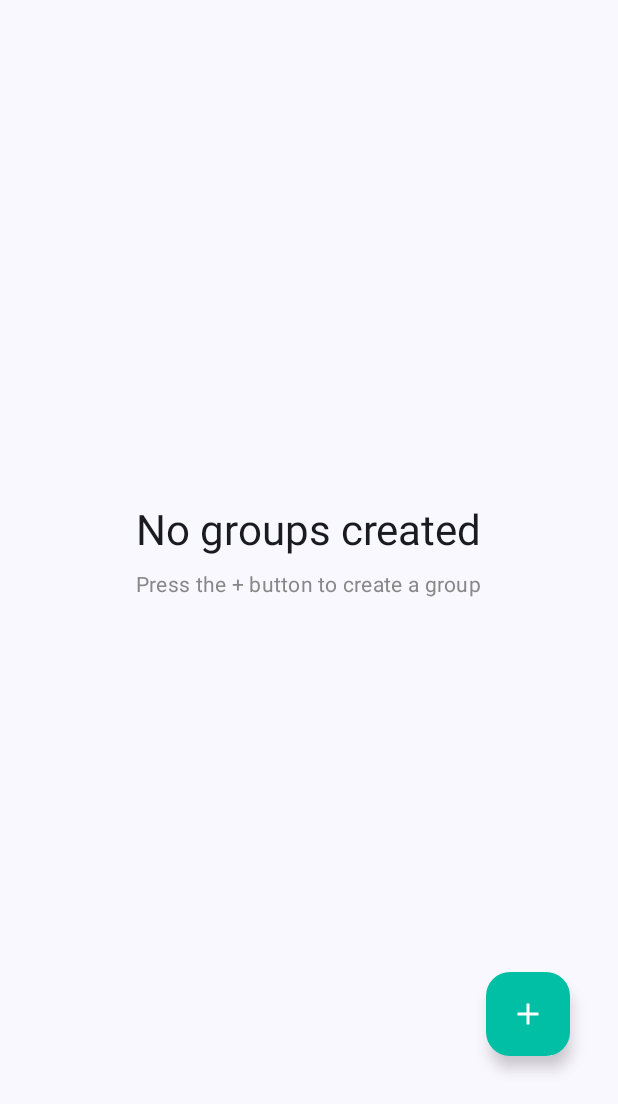
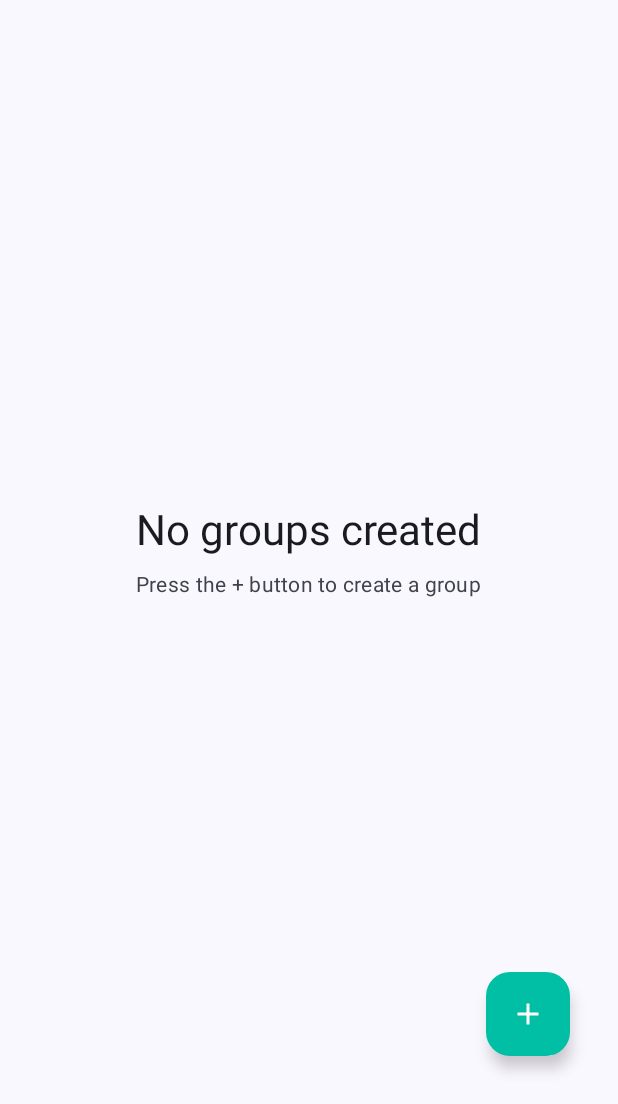
Before and after one commit to Michael16b/AppliCash, an Android app built with Jetpack Compose: the GroupScreen screen opened through its navigation route, on a phone screen of 412 x 824 dp, the part 132-1236 px from its top. Run offline under Robolectric (Android 15) with nearby library versions, the phone set to English and light mode, and no system bars.

```diff
--- a/app/src/main/java/fr/univ/nantes/archi/MainActivity.kt
+++ b/app/src/main/java/fr/univ/nantes/archi/MainActivity.kt
@@ -60,7 +60,7 @@ private fun App() {
             modifier = Modifier.padding(innerPadding),
         ) {
             composable<Splash> {
-                SplashScreen(navigateToGroup = {
+                SplashScreen(navigateNext = {
                     navController.navigate(Home()) {
                         popUpTo<Splash> { inclusive = true }
                     }
@@ -79,9 +79,6 @@ private fun App() {
             composable<Group> {
                 GroupScreen(
                     viewModel = expenseViewModel,
-                    navigateToExpense = {
-                        navController.navigate(ExpenseRoute)
-                    },
                     navigateToHome = {
                         navController.navigate(Home()) {
                             popUpTo<Group> { inclusive = true }
@@ -109,7 +106,7 @@ private fun App() {
                     }
                 )
             }
-            composable<Home> { backStackEntry ->
+            composable<Home> {
                 HomeScreen(
                     viewModel = expenseViewModel,
                     onAddGroupClick = {
--- a/data/expense/src/main/java/fr/univ/nantes/data/expense/di/DataExpenseModule.kt
+++ b/data/expense/src/main/java/fr/univ/nantes/data/expense/di/DataExpenseModule.kt
@@ -1,6 +1,5 @@
 package fr.univ.nantes.data.expense.di
 
-import android.content.Context
 import androidx.room.Room
 import fr.univ.nantes.data.expense.database.AppDatabase
 import fr.univ.nantes.data.expense.repository.ExpenseRepository
--- a/feature/expense/src/main/java/fr/univ/nantes/feature/expense/GroupScreen.kt
+++ b/feature/expense/src/main/java/fr/univ/nantes/feature/expense/GroupScreen.kt
@@ -38,7 +38,6 @@ data object Group
 @Composable
 fun GroupScreen(
     viewModel: ExpenseViewModel,
-    navigateToExpense: () -> Unit,
     navigateToHome: () -> Unit = {},
 ) {
     val state by viewModel.state.collectAsState()
--- a/feature/home/src/main/java/fr/univ/nantes/home/HomeScreen.kt
+++ b/feature/home/src/main/java/fr/univ/nantes/home/HomeScreen.kt
@@ -69,7 +69,7 @@ fun HomeScreen(
                     horizontalAlignment = Alignment.Start
                 ) {
                     Text(
-                        text = stringResource(R.string.app_name),
+                        text = stringResource(R.string.home_title),
                         style = MaterialTheme.typography.headlineLarge,
                         fontWeight = FontWeight.Bold,
                         color = Color.White
@@ -141,7 +141,7 @@ fun EmptyGroupsState(modifier: Modifier = Modifier) {
         Text(
             text = stringResource(R.string.press_plus_to_create_group),
             style = MaterialTheme.typography.bodyMedium,
-            color = Color.Gray
+            color = MaterialTheme.colorScheme.onSurfaceVariant
         )
     }
 }
@@ -157,7 +157,7 @@ fun GroupsList(
         contentPadding = PaddingValues(16.dp),
         verticalArrangement = Arrangement.spacedBy(12.dp)
     ) {
-        items(groups) { group ->
+        items(groups, key = { it.id }) { group ->
             GroupCard(
                 group = group,
                 onClick = { onGroupClick(group) }
@@ -223,7 +223,7 @@ fun GroupCard(
                             tint = MaterialTheme.colorScheme.onSurfaceVariant
                         )
                         Text(
-                            text = "${group.participants.size} ${stringResource(if (group.participants.size > 1) R.string.members else R.string.member)}",
+                            text = "${group.participants.size} ${stringResource(if (group.participants.size != 1) R.string.members else R.string.member)}",
                             style = MaterialTheme.typography.bodySmall,
                             color = MaterialTheme.colorScheme.onSurfaceVariant
                         )
@@ -240,7 +240,7 @@ fun GroupCard(
                             tint = MaterialTheme.colorScheme.onSurfaceVariant
                         )
                         Text(
-                            text = "${group.expenses.size} ${stringResource(if (group.expenses.size > 1) R.string.expenses else R.string.expense)}",
+                            text = "${group.expenses.size} ${stringResource(if (group.expenses.size != 1) R.string.expenses else R.string.expense)}",
                             style = MaterialTheme.typography.bodySmall,
                             color = MaterialTheme.colorScheme.onSurfaceVariant
                         )
--- a/feature/home/src/main/res/values/strings.xml
+++ b/feature/home/src/main/res/values/strings.xml
@@ -1,6 +1,6 @@
 <resources>
     <string name="expense_tracking">Expense Tracking</string>
-    <string name="app_name">AppliCash</string>
+    <string name="home_title">AppliCash</string>
     <string name="app_tagline">Share your expenses easily</string>
     <string name="add_group">Add a group</string>
     <string name="no_groups_created">No groups created</string>
--- a/feature/splashscreen/src/main/java/fr/univ/nantes/feature/splashscreen/SplashScreen.kt
+++ b/feature/splashscreen/src/main/java/fr/univ/nantes/feature/splashscreen/SplashScreen.kt
@@ -21,10 +21,13 @@ import kotlinx.serialization.Serializable
 object Splash
 
 @Composable
-fun SplashScreen(navigateToGroup: () -> Unit) {
+fun SplashScreen(
+    navigateNext: () -> Unit,
+    splashDurationMs: Long = 2000L
+) {
     LaunchedEffect(Unit) {
-        delay(2000)
-        navigateToGroup()
+        delay(splashDurationMs)
+        navigateNext()
     }
 
     Box(
@@ -35,7 +38,7 @@ fun SplashScreen(navigateToGroup: () -> Unit) {
     ) {
         Image(
             painter = painterResource(id = R.drawable.ic_launcher_foreground),
-            contentDescription = "AppliCash Logo",
+            contentDescription = null,
             modifier = Modifier.size(120.dp)
         )
     }
```
Also changed, not shown: 1 other file.
